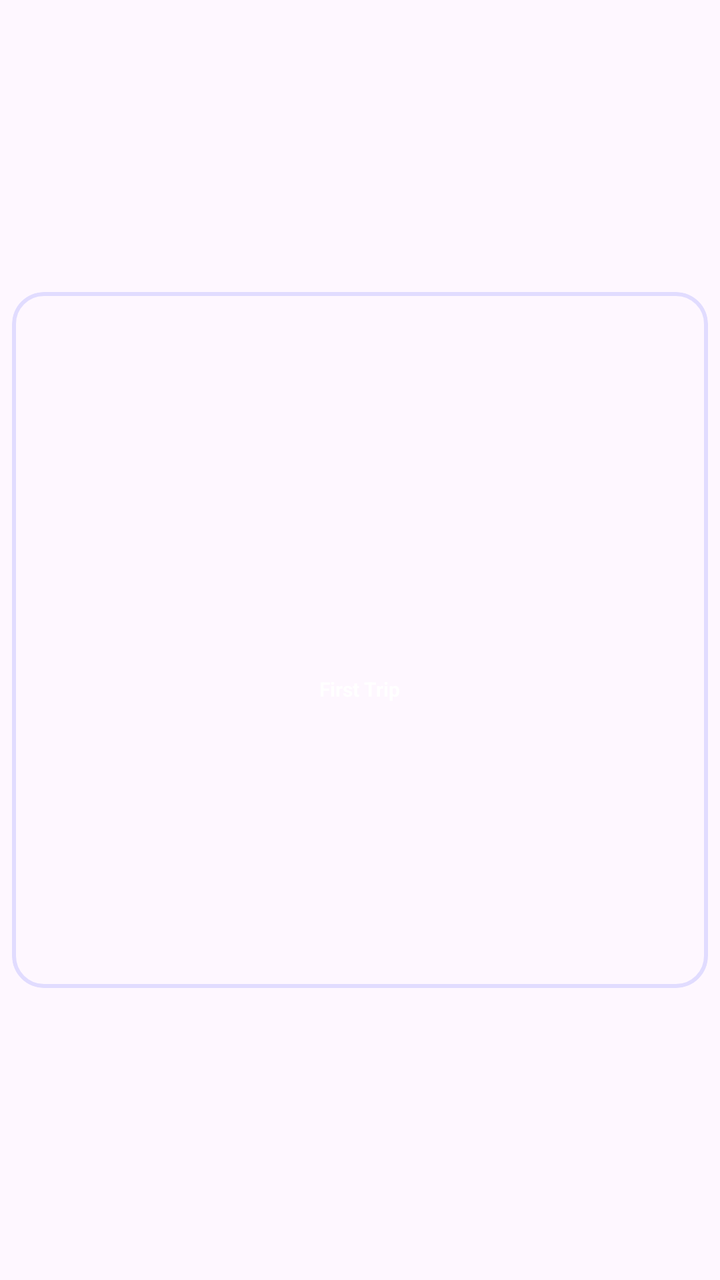
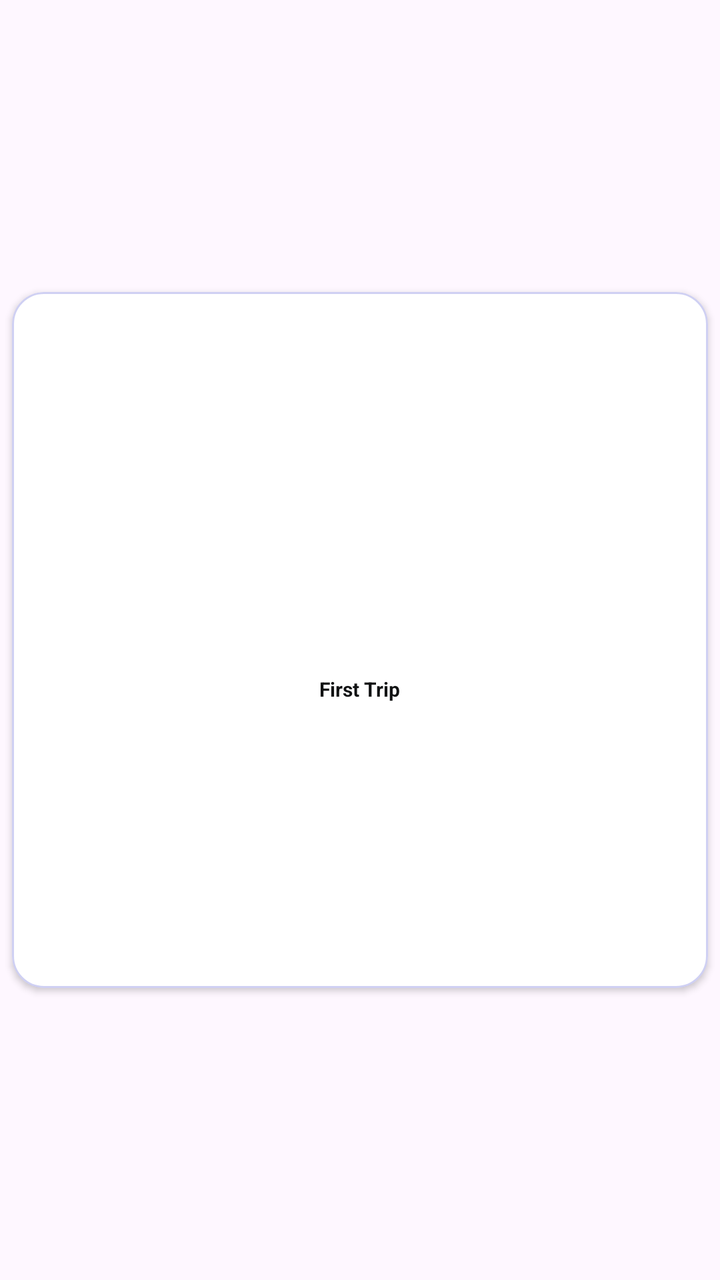

Compare the two renders of this Android layout. The source of the first and the diff that turns it into the second are given below.
<!-- AndroidManifest.xml: application theme Theme.SpaceAdvisor -->
<!-- res/layout/item_badge.xml -->
<?xml version="1.0" encoding="utf-8"?>
<androidx.constraintlayout.widget.ConstraintLayout xmlns:android="http://schemas.android.com/apk/res/android"
    xmlns:app="http://schemas.android.com/apk/res-auto"
    android:layout_width="match_parent"
    android:layout_height="wrap_content">

    <com.google.android.material.card.MaterialCardView
        android:id="@+id/badge_card"
        android:layout_width="0dp"
        android:layout_height="0dp"
        android:layout_margin="6dp"
        android:clickable="true"
        app:cardBackgroundColor="@color/layout_background_transparent"
        app:cardCornerRadius="16dp"
        app:cardElevation="0dp"
        app:layout_constraintBottom_toBottomOf="parent"
        app:layout_constraintDimensionRatio="1:1"
        app:layout_constraintEnd_toEndOf="parent"
        app:layout_constraintStart_toStartOf="parent"
        app:layout_constraintTop_toTopOf="parent"
        app:strokeColor="@color/layout_stroke_secondary"
        app:strokeWidth="2dp">

        <LinearLayout
            android:layout_width="match_parent"
            android:layout_height="match_parent"
            android:gravity="center"
            android:orientation="vertical"
            android:padding="8dp">

            <ImageView
                android:id="@+id/badge_image"
                android:layout_width="45dp"
                android:layout_height="45dp"
                android:scaleType="fitCenter" />

            <TextView
                android:id="@+id/badge_name"
                android:layout_width="wrap_content"
                android:layout_height="wrap_content"
                android:layout_marginTop="4dp"
                android:ellipsize="end"
                android:gravity="center"
                android:maxLines="2"
                android:text="First Trip"
                android:textColor="@color/text_primary"
                android:textSize="10sp"
                android:textStyle="bold" />

        </LinearLayout>

        <LinearLayout
            android:id="@+id/badge_description_layout"
            android:layout_width="wrap_content"
            android:layout_height="wrap_content"
            android:layout_gravity="center"
            android:background="@color/layout_background_transparent_black_80"
            android:gravity="center"
            android:padding="10dp"
            android:visibility="gone">

            <TextView
                android:id="@+id/badge_description_text"
                android:layout_width="wrap_content"
                android:layout_height="wrap_content"
                android:paddingHorizontal="10dp"
                android:text="Badge Description"
                android:textColor="@color/text_primary"
                android:textSize="8sp"
                android:textStyle="bold" />

        </LinearLayout>

    </com.google.android.material.card.MaterialCardView>

</androidx.constraintlayout.widget.ConstraintLayout>
<!-- resources referenced by this layout -->
<resources>
  <color name="layout_background_transparent">@color/transparent</color>
  <color name="layout_background_transparent_black_80">@color/transparent_black_80</color>
  <color name="layout_stroke_secondary">@color/space_purple_faded</color>
  <color name="text_primary">@color/white</color>
  <style name="Theme.SpaceAdvisor" parent="Base.Theme.SpaceAdvisor" />
  <color name="transparent">#00000000</color>
  <color name="transparent_black_80">#CD000000</color>
  <color name="space_purple_faded">#50A0A0FF</color>
  <color name="white">#FFFFFFFF</color>
  <style name="Base.Theme.SpaceAdvisor" parent="Theme.Material3.DayNight.NoActionBar">
          
      </style>
</resources>

<!-- the commit's change to res/layout/item_badge.xml (unified diff, before → after) -->
@@ -10,16 +10,16 @@
         android:layout_height="0dp"
         android:layout_margin="6dp"
         android:clickable="true"
-        app:cardBackgroundColor="@color/layout_background_transparent"
+        app:cardBackgroundColor="@color/background"
         app:cardCornerRadius="16dp"
-        app:cardElevation="0dp"
+        app:cardElevation="2dp"
         app:layout_constraintBottom_toBottomOf="parent"
         app:layout_constraintDimensionRatio="1:1"
         app:layout_constraintEnd_toEndOf="parent"
         app:layout_constraintStart_toStartOf="parent"
         app:layout_constraintTop_toTopOf="parent"
-        app:strokeColor="@color/layout_stroke_secondary"
-        app:strokeWidth="2dp">
+        app:strokeColor="?attr/customColorPrimaryGlow"
+        app:strokeWidth="1dp">
 
         <LinearLayout
             android:layout_width="match_parent"
@@ -43,7 +43,7 @@
                 android:gravity="center"
                 android:maxLines="2"
                 android:text="First Trip"
-                android:textColor="@color/text_primary"
+                android:textColor="@color/title"
                 android:textSize="10sp"
                 android:textStyle="bold" />
 
@@ -54,7 +54,7 @@
             android:layout_width="wrap_content"
             android:layout_height="wrap_content"
             android:layout_gravity="center"
-            android:background="@color/layout_background_transparent_black_80"
+            android:background="@color/transparent_black_80"
             android:gravity="center"
             android:padding="10dp"
             android:visibility="gone">
@@ -65,7 +65,7 @@
                 android:layout_height="wrap_content"
                 android:paddingHorizontal="10dp"
                 android:text="Badge Description"
-                android:textColor="@color/text_primary"
+                android:textColor="@color/white"
                 android:textSize="8sp"
                 android:textStyle="bold" />
 
<!-- resource entries referenced after the edit -->
@@ -1,16 +1,34 @@
 <!-- resources referenced by this layout -->
 <resources>
-  <color name="layout_background_transparent">@color/transparent</color>
-  <color name="layout_background_transparent_black_80">@color/transparent_black_80</color>
-  <color name="layout_stroke_secondary">@color/space_purple_faded</color>
-  <color name="text_primary">@color/white</color>
-  <style name="Theme.SpaceAdvisor" parent="Base.Theme.SpaceAdvisor" />
-  <color name="transparent">#00000000</color>
+  <color name="background">@color/white</color>
+  <color name="title">@color/secondary</color>
+  <style name="Theme.SpaceAdvisor" parent="Base.Theme.SpaceAdvisor">
+          <item name="colorPrimary">@color/primary</item>
+          <item name="customColorPrimary">@color/primary</item>
+          <item name="customColorPrimaryGlow">@color/primary_glow</item>
+          <item name="customColorPrimaryFaded">@color/primary_faded</item>
+          <item name="customColorPrimaryLight">@color/primary_light</item>
+          <item name="customColorPrimaryVariant">@color/primary_variant</item>
+          <item name="customColorPrimaryVariantFaded">@color/primary_variant_faded</item>
+      </style>
+  <color name="secondary">@color/deep_black</color>
   <color name="transparent_black_80">#CD000000</color>
   <color name="space_purple_faded">#50A0A0FF</color>
+  <color name="space_purple_light">#A0A0FF</color>
+  <color name="space_pink">#AE52D4</color>
+  <color name="space_pink_faded">#20AE52D4</color>
   <color name="white">#FFFFFFFF</color>
   <style name="Base.Theme.SpaceAdvisor" parent="Theme.Material3.DayNight.NoActionBar">
-          
+          <item name="colorPrimary">@color/primary</item>
       </style>
+  <color name="primary">@color/space_purple</color>
+  <color name="primary_glow">@color/space_purple_glow</color>
+  <color name="primary_faded">@color/space_purple_faded</color>
+  <color name="primary_light">@color/space_purple_light</color>
+  <color name="primary_variant">@color/space_pink</color>
+  <color name="primary_variant_faded">@color/space_pink_faded</color>
+  <color name="deep_black">#111213</color>
+  <color name="space_purple">#575AD3</color>
+  <color name="space_purple_glow">#48575AD3</color>
 </resources>
 
